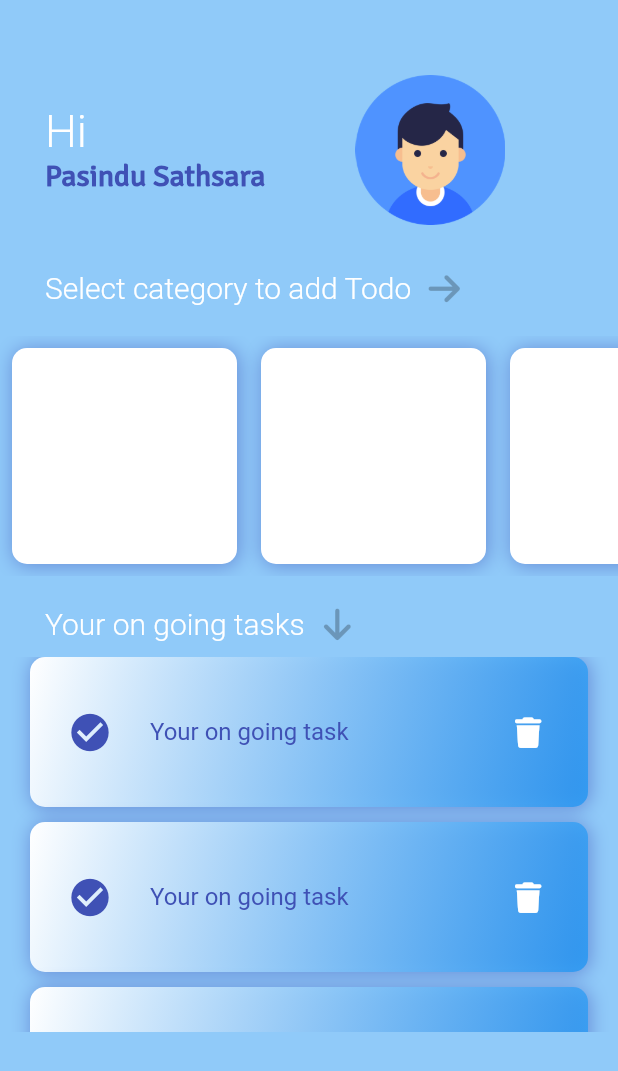
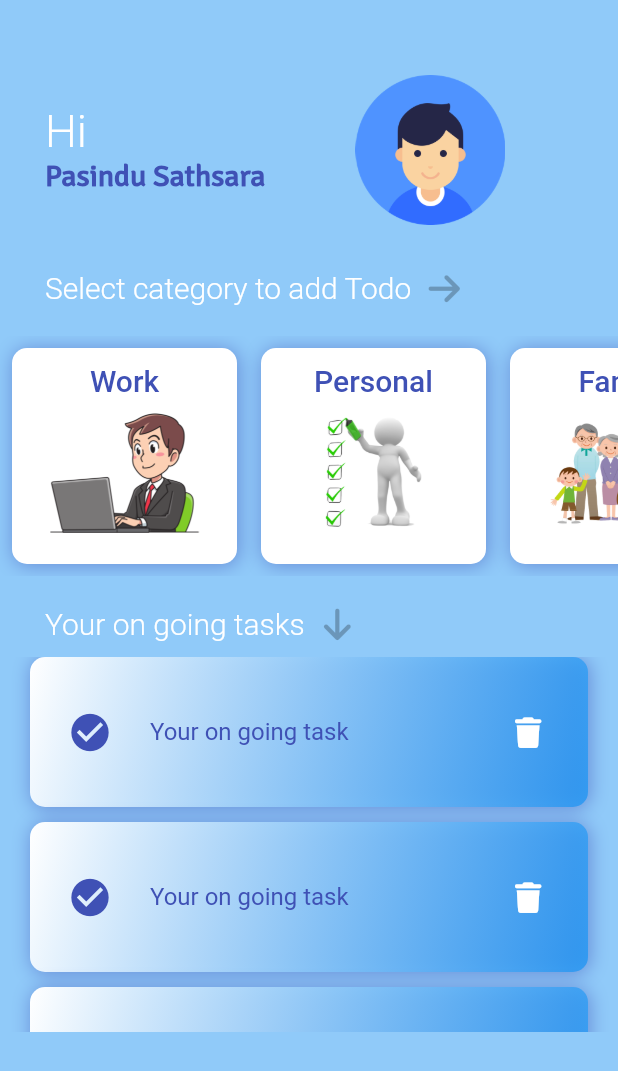
Before and after one commit to SathsaraPSF/My-To-Do-List-Flutter-, a Flutter app: the HomeScreen screen opened directly, on a phone screen of 412 x 824 dp. Shown: the top 1071 px of the screen. Run offline on Flutter 3.47's test engine with Material 2 defaults, Android fonts, the phone set to English and light mode, and no system bars; our stand-ins replace font_awesome_flutter, google_nav_bar.

Commit message:
add images to list

```diff
--- a/lib/Screens/ListComponents.dart
+++ b/lib/Screens/ListComponents.dart
@@ -1,4 +1,6 @@
 import 'package:flutter/material.dart';
+
+import 'ImageWidget.dart';
 
 class Lists extends StatefulWidget {
   const Lists({super.key});
@@ -10,7 +12,7 @@ class Lists extends StatefulWidget {
 class _ListsState extends State<Lists> {
   @override
   Widget build(BuildContext context) {
-    return  Container(
+    return Container(
       height: 160,
       child: ListView(
         scrollDirection: Axis.horizontal,
@@ -21,13 +23,38 @@ class _ListsState extends State<Lists> {
               child: Container(
                   width: 150,
                   decoration: BoxDecoration(
-                       boxShadow: [BoxShadow(
+                      boxShadow: [
+                        BoxShadow(
                             color: Colors.indigo.withOpacity(0.5),
                             blurRadius: 10,
-                         offset: const Offset(1,1)
-                       )],
+                            offset: const Offset(1, 1))
+                      ],
                       borderRadius: BorderRadius.circular(10),
                       color: Colors.white),
+                  child: const ImageWidget(
+                    category: "Work",
+                    imagePath: "images/work.png",
+                  )),
+            ),
+          ),
+          Padding(
+            padding: const EdgeInsets.all(8.0),
+            child: InkWell(
+              child: Container(
+                  width: 150,
+                  decoration: BoxDecoration(
+                      boxShadow: [
+                        BoxShadow(
+                            color: Colors.indigo.withOpacity(0.5),
+                            blurRadius: 10,
+                            offset: const Offset(1, 1))
+                      ],
+                      borderRadius: BorderRadius.circular(10),
+                      color: Colors.white),
+                  child: const ImageWidget(
+                    category: "Personal",
+                    imagePath: "images/personal.png",
+                  )
               ),
             ),
           ),
@@ -37,14 +64,18 @@ class _ListsState extends State<Lists> {
               child: Container(
                 width: 150,
                 decoration: BoxDecoration(
-                      boxShadow: [BoxShadow(
+                    boxShadow: [
+                      BoxShadow(
                           color: Colors.indigo.withOpacity(0.5),
                           blurRadius: 10,
-                          offset: const Offset(1,1)
-                      )],
+                          offset: const Offset(1, 1))
+                    ],
                     borderRadius: BorderRadius.circular(10),
                     color: Colors.white),
-
+                  child: const ImageWidget(
+                    category: "Family",
+                    imagePath: "images/family.png",
+                  )
               ),
             ),
           ),
@@ -54,29 +85,18 @@ class _ListsState extends State<Lists> {
               child: Container(
                 width: 150,
                 decoration: BoxDecoration(
-                      boxShadow: [BoxShadow(
+                    boxShadow: [
+                      BoxShadow(
                           color: Colors.indigo.withOpacity(0.5),
                           blurRadius: 10,
-                          offset: const Offset(1,1)
-                      )],
+                          offset: const Offset(1, 1))
+                    ],
                     borderRadius: BorderRadius.circular(10),
                     color: Colors.white),
-                ),
-              ),
-            ),
-            Padding(
-              padding: const EdgeInsets.all(8.0),
-              child: InkWell(
-                child: Container(
-                  width: 150,
-                  decoration: BoxDecoration(
-                      boxShadow: [BoxShadow(
-                          color: Colors.indigo.withOpacity(0.5),
-                          blurRadius: 10,
-                          offset: const Offset(1,1)
-                      )],
-                      borderRadius: BorderRadius.circular(10),
-                      color: Colors.white),
+                  child: const ImageWidget(
+                    category: "Travel",
+                    imagePath: "images/travel.png",
+                  )
               ),
             ),
           )
```
Lines whose indentation alone changed are shown as unchanged.
